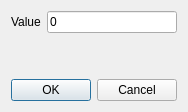
Above: Qr49/sources/valuedialog.ui from pa23/r49 before the change. Below: the same form after it.
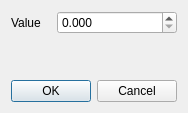
That is the form after the change. Icons and pictures are not drawn.

Commit message: v20072013 libtoxic: Gair formula fixed. Qr49: new function Randomize added. Qr49: new function Lower accuracy added. Qr49: all lineEdit+doubleValidator replaced with doubleSpinBox.

The edit to the form file:
```diff
--- a/Qr49/sources/valuedialog.ui
+++ b/Qr49/sources/valuedialog.ui
@@ -10,7 +10,7 @@
     <x>0</x>
     <y>0</y>
     <width>186</width>
-    <height>89</height>
+    <height>85</height>
    </rect>
   </property>
   <property name="windowTitle">
@@ -33,13 +33,6 @@
        </property>
       </widget>
      </item>
-     <item row="0" column="1">
-      <widget class="QLineEdit" name="lineEdit_Value">
-       <property name="text">
-        <string>0</string>
-       </property>
-      </widget>
-     </item>
      <item row="1" column="1">
       <spacer name="verticalSpacer">
        <property name="orientation">
@@ -53,6 +46,31 @@
        </property>
       </spacer>
      </item>
+     <item row="0" column="1">
+      <widget class="QDoubleSpinBox" name="doubleSpinBox_Value">
+       <property name="minimumSize">
+        <size>
+         <width>120</width>
+         <height>0</height>
+        </size>
+       </property>
+       <property name="maximumSize">
+        <size>
+         <width>120</width>
+         <height>16777215</height>
+        </size>
+       </property>
+       <property name="locale">
+        <locale language="English" country="UnitedStates"/>
+       </property>
+       <property name="decimals">
+        <number>3</number>
+       </property>
+       <property name="maximum">
+        <double>1000000.000000000000000</double>
+       </property>
+      </widget>
+     </item>
     </layout>
    </item>
    <item>
```
Left out of the diff: 16 changed lines with no effect on the pictures. The commit also changes 14 other files.
